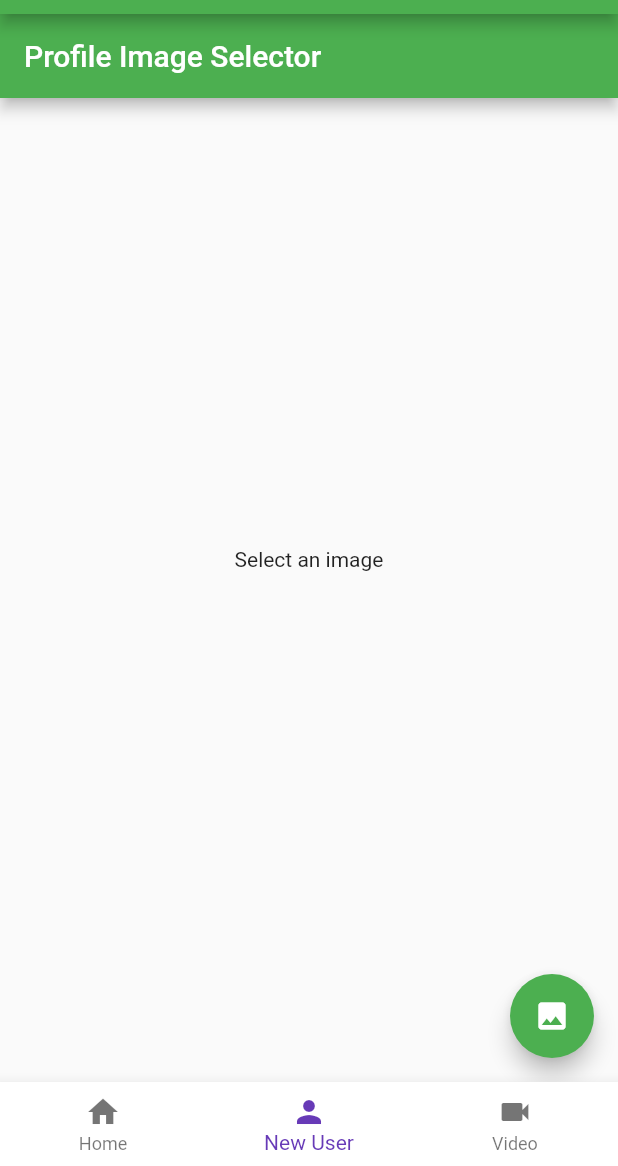
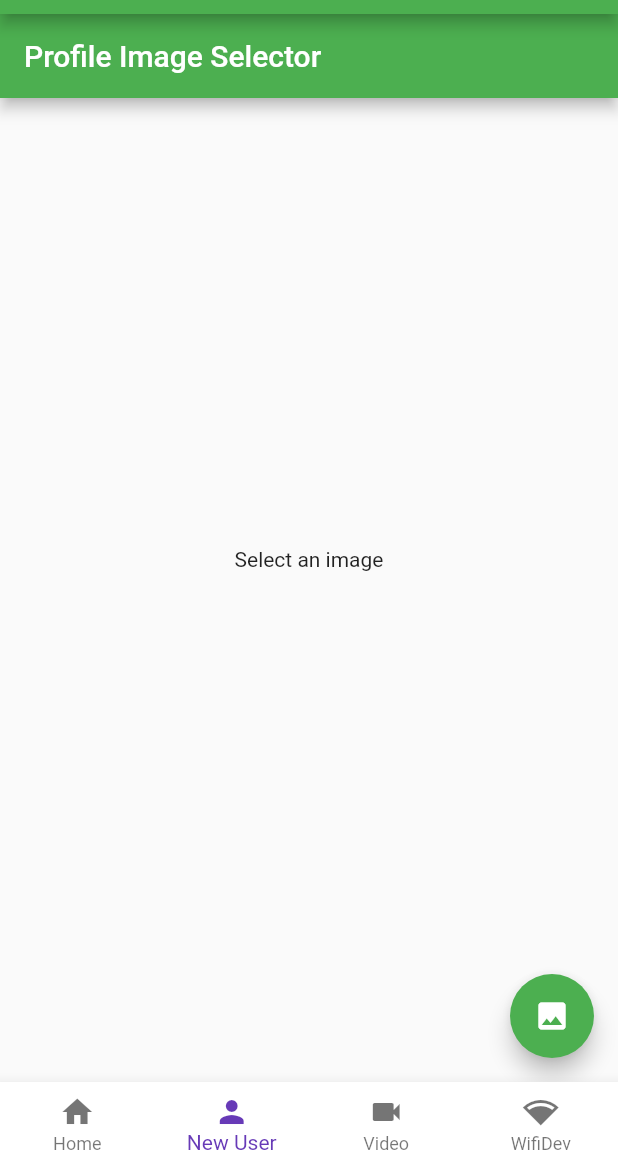
Before and after one commit to denniseortega/Swee-App, a Flutter app: the screen it shows after launch, item 2 of the bottom bar chosen, on a phone screen of 412 x 824 dp, the part 70-1236 px from its top. Run offline on Flutter 3.47's test engine with Material 2 defaults, Android fonts, the phone set to English and light mode, and no system bars; our stand-ins replace image_picker, video_player.

```diff
--- a/lib/screens/home_screen.dart
+++ b/lib/screens/home_screen.dart
@@ -1,10 +1,10 @@
 import 'package:flutter/material.dart';
 import 'package:flutter/widgets.dart';
-// import 'user_info/user_info.dart';
 import 'user_info/user_form.dart';
 // import 'camera/camera.dart';
 import 'imageselector/image_selector.dart';
 import 'video/video.dart';
+import 'connectivity/wifi_dev.dart';
 
 class HomePage extends StatefulWidget {
   HomePage({Key key}) : super(key: key);
@@ -16,13 +16,10 @@ class HomePage extends StatefulWidget {
 class HomePageState extends State<HomePage> {
   int selectedIndex = 0;
   final widgetOptions = [
-    // new UserInfoPage(),
     new UserForm(),
-    // new CameraWidget(),
     new ImageSelector(),
     new VideoPlayerScreen(),
-    // Text('Swee Profile'),
-    // Text('Add User'),
+    new WifiDev(),
   ];
 
   @override
@@ -40,10 +37,8 @@ class HomePageState extends State<HomePage> {
         items: <BottomNavigationBarItem>[
           BottomNavigationBarItem(icon: Icon(Icons.home), title: Text('Home')),
           BottomNavigationBarItem(icon: Icon(Icons.person), title: Text('New User')),
-          // BottomNavigationBarItem(icon: Icon(Icons.person), title: Text('Profile')),
-          // BottomNavigationBarItem(
-          //     icon: Icon(Icons.add_a_photo), title: Text('Upload Photo')),
           BottomNavigationBarItem(icon: Icon(Icons.videocam), title: Text('Video')),
+          BottomNavigationBarItem(icon: Icon(Icons.network_wifi), title: Text('WifiDev')),
           ],
         currentIndex: selectedIndex,
         fixedColor: Colors.deepPurple,
```
